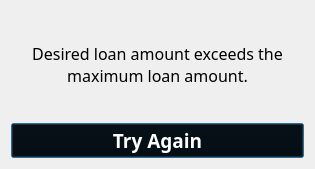
Qt form ui/exceed_max_amount_dialog.ui (dattlab/polytech_loan) before a commit.
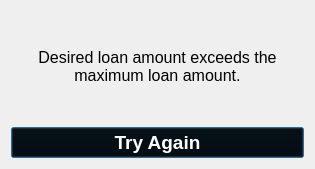
The same form after that commit.

```diff
--- a/ui/exceed_max_amount_dialog.ui
+++ b/ui/exceed_max_amount_dialog.ui
@@ -20,7 +20,7 @@
       <widget class="QLabel" name="label">
        <property name="font">
         <font>
-         <family>Atkinson Hyperlegible</family>
+         <family>Helvetica</family>
          <pointsize>12</pointsize>
          <weight>50</weight>
          <bold>false</bold>
@@ -44,7 +44,7 @@
       <widget class="QPushButton" name="pushButton">
        <property name="font">
         <font>
-         <family>Atkinson Hyperlegible</family>
+         <family>Helvetica</family>
          <pointsize>14</pointsize>
          <weight>75</weight>
          <bold>true</bold>
```
